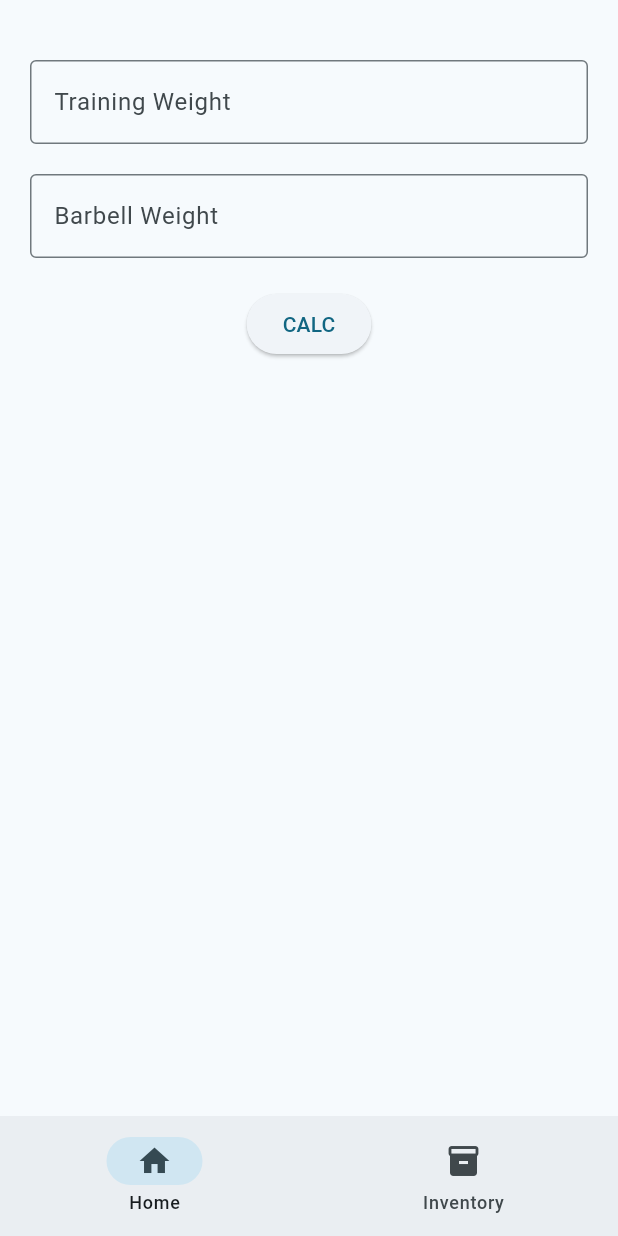
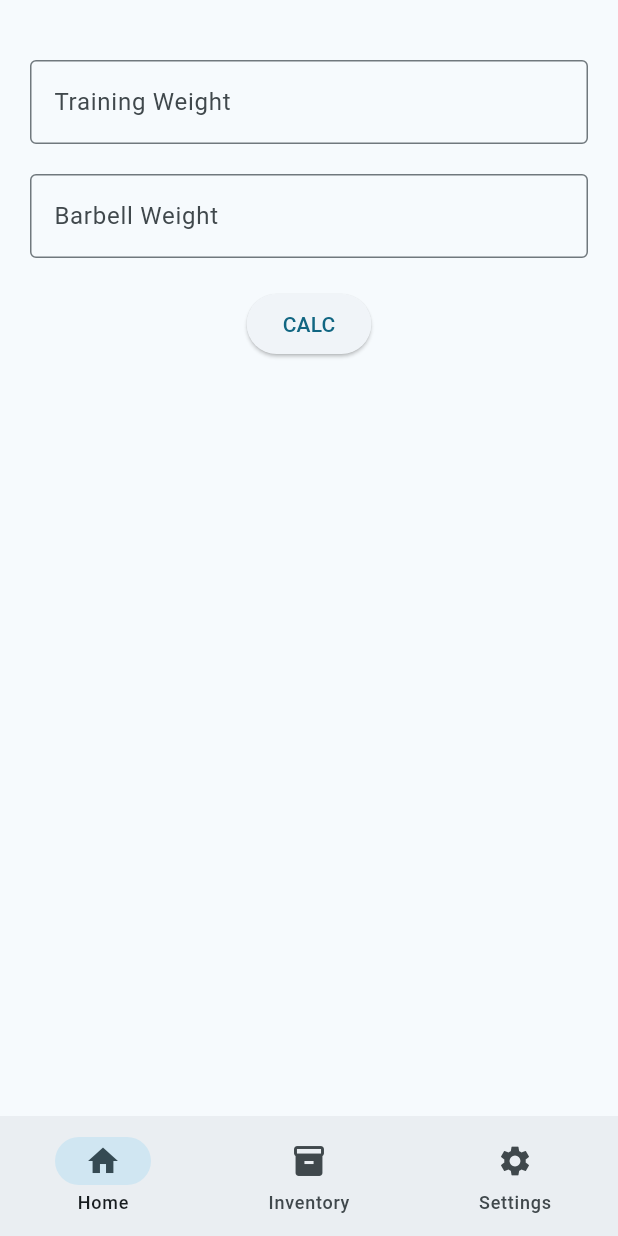
Before and after one commit to ThePi2K/BarbellCalc, a Flutter app: the screen it shows after launch, on a phone screen of 412 x 824 dp. Run offline on Flutter 3.47's test engine with Material 3 defaults, Android fonts, the phone set to English and light mode, and no system bars.

Commit message:
added Settings

```diff
--- a/barbell_calc/lib/main.dart
+++ b/barbell_calc/lib/main.dart
@@ -1,6 +1,7 @@
 import 'package:flutter/material.dart';
 import 'homepage.dart';
 import 'inventory.dart';
+import 'settings.dart';
 
 void main() {
   runApp(const MyApp());
@@ -39,6 +40,7 @@ class _MyHomePageState extends State<MyHomePage> {
   final List<Widget> pages = [
     const MainPage(),
     InventoryPage(),
+    SettingsPage(),
   ];
 
   @override
@@ -61,6 +63,10 @@ class _MyHomePageState extends State<MyHomePage> {
             icon: Icon(Icons.inventory),
             label: 'Inventory',
           ),
+          NavigationDestination(
+            icon: Icon(Icons.settings),
+            label: 'Settings',
+          ),
         ],
       ),
       body: IndexedStack(
```
Also changed, not shown: barbell_calc/lib/settings.dart (added, +10 -0 lines).
